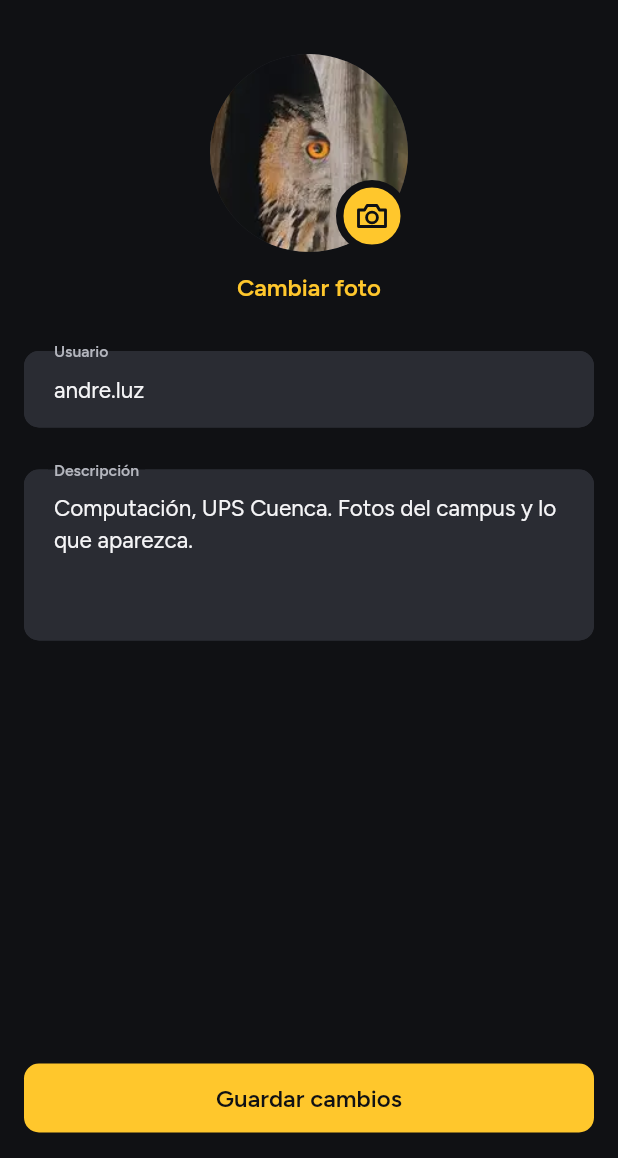
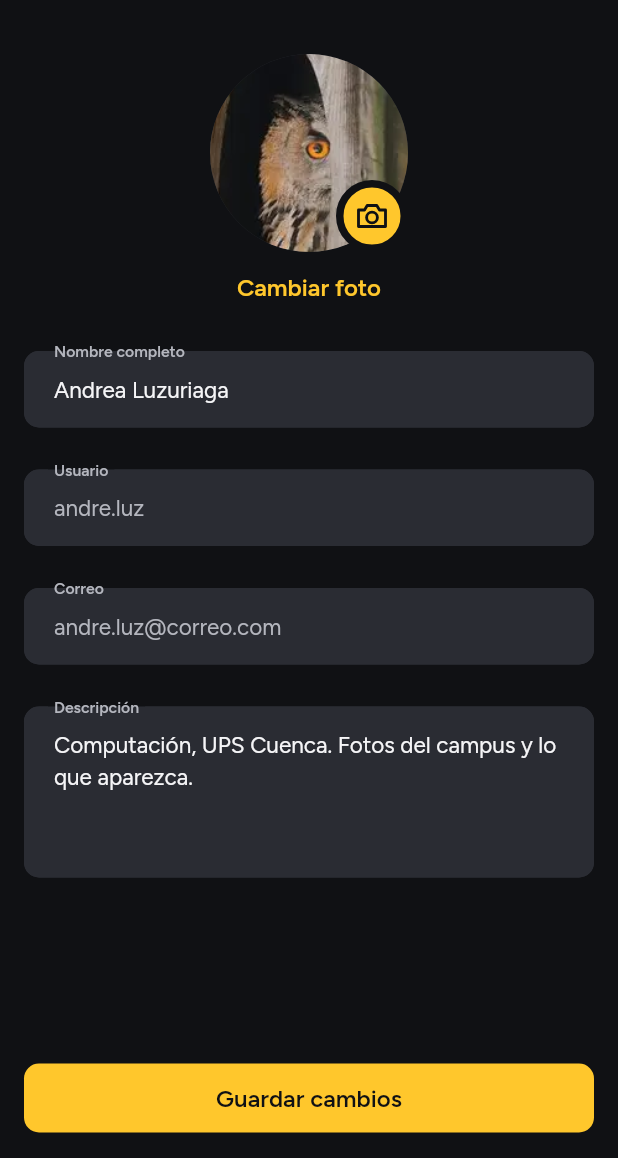
Before and after one commit to PaulSebastian9720/upsglam_platform_movil, a Flutter app: the _EditarPerfilVista screen opened directly, on a phone screen of 412 x 824 dp, the part 78-1236 px from its top. Run offline on Flutter 3.47's test engine with Material 3 defaults, Android fonts, the phone set to English and light mode, and no system bars; our stand-ins replace camera, flutter_svg, go_router, image_picker, permission_handler.

Commit message:
feat(perfil): nombre completo y usuario y correo no editables

```diff
--- a/upsglam_movil/lib/componentes/cabecera_perfil.dart
+++ b/upsglam_movil/lib/componentes/cabecera_perfil.dart
@@ -85,8 +85,14 @@ class CabeceraPerfil extends StatelessWidget {
             ),
           ],
         ),
+        if (perfil.nombre.isNotEmpty) ...[
+          const SizedBox(height: AppEspacio.m),
+          Text(perfil.nombre, style: tema.textTheme.titleMedium),
+        ],
         if (perfil.descripcion.isNotEmpty) ...[
-          const SizedBox(height: AppEspacio.m),
+          SizedBox(
+            height: perfil.nombre.isEmpty ? AppEspacio.m : AppEspacio.xs,
+          ),
           Text(perfil.descripcion, style: tema.textTheme.bodyMedium),
         ],
       ],
--- a/upsglam_movil/lib/modelos/perfil.dart
+++ b/upsglam_movil/lib/modelos/perfil.dart
@@ -4,6 +4,8 @@ class Perfil {
   const Perfil({
     required this.id,
     required this.usuario,
+    this.nombre = '',
+    this.correo,
     this.descripcion = '',
     this.avatar,
     this.publicaciones = 0,
@@ -13,7 +15,15 @@ class Perfil {
   });
 
   final String id;
+
+  /// Único y no se puede cambiar después de crear la cuenta.
   final String usuario;
+
+  /// Nombre completo; se puede editar.
+  final String nombre;
+
+  /// Solo viene en el perfil propio; no se puede editar.
+  final String? correo;
   final String descripcion;
   final String? avatar;
   final int publicaciones;
@@ -23,15 +33,18 @@ class Perfil {
 
   Autor get autor => Autor(id: id, usuario: usuario, avatar: avatar);
 
+  /// El usuario y el correo no se cambian.
   Perfil copyWith({
-    String? usuario,
+    String? nombre,
     String? descripcion,
     int? publicaciones,
     int? seguidores,
     bool? loSigo,
   }) => Perfil(
     id: id,
-    usuario: usuario ?? this.usuario,
+    usuario: usuario,
+    nombre: nombre ?? this.nombre,
+    correo: correo,
     descripcion: descripcion ?? this.descripcion,
     avatar: avatar,
     publicaciones: publicaciones ?? this.publicaciones,
--- a/upsglam_movil/lib/paginas/editar_perfil/editar_perfil_controller.dart
+++ b/upsglam_movil/lib/paginas/editar_perfil/editar_perfil_controller.dart
@@ -42,7 +42,7 @@ class EditarPerfilController extends ChangeNotifier {
 
   /// Verdadero si se guardó. Un segundo toque mientras guarda no hace nada.
   Future<bool> guardar({
-    required String usuario,
+    required String nombre,
     required String descripcion,
   }) async {
     if (_guardando) return false;
@@ -51,7 +51,7 @@ class EditarPerfilController extends ChangeNotifier {
     var guardado = true;
     try {
       _perfil = await _perfiles.actualizar(
-        usuario: usuario.trim(),
+        nombre: nombre.trim(),
         descripcion: descripcion.trim(),
       );
     } catch (_) {
@@ -61,8 +61,6 @@ class EditarPerfilController extends ChangeNotifier {
     _avisar();
     return guardado;
   }
-
-  // Pendiente de pasar a utilidades/validadores.dart.
 
   void _avisar() {
     if (!_cerrado) notifyListeners();
--- a/upsglam_movil/lib/paginas/editar_perfil/editar_perfil_page.dart
+++ b/upsglam_movil/lib/paginas/editar_perfil/editar_perfil_page.dart
@@ -86,18 +86,23 @@ class _Formulario extends StatefulWidget {
 
 class _FormularioState extends State<_Formulario> {
   final _formulario = GlobalKey<FormState>();
+  late final _nombre = TextEditingController(text: widget.perfil.nombre);
+  // Usuario y correo solo se muestran: no se pueden cambiar.
   late final _usuario = TextEditingController(text: widget.perfil.usuario);
+  late final _correo = TextEditingController(text: widget.perfil.correo ?? '');
   late final _descripcion = TextEditingController(
     text: widget.perfil.descripcion,
   );
-  final _focoUsuario = FocusNode();
+  final _focoNombre = FocusNode();
   final _focoDescripcion = FocusNode();
 
   @override
   void dispose() {
+    _nombre.dispose();
     _usuario.dispose();
+    _correo.dispose();
     _descripcion.dispose();
-    _focoUsuario.dispose();
+    _focoNombre.dispose();
     _focoDescripcion.dispose();
     super.dispose();
   }
@@ -107,14 +112,14 @@ class _FormularioState extends State<_Formulario> {
     if (controlador.guardando) return;
     FocusScope.of(context).unfocus();
     if (!_formulario.currentState!.validate()) {
-      final primero = Validadores.usuario(_usuario.text) != null
-          ? _focoUsuario
+      final primero = Validadores.nombre(_nombre.text) != null
+          ? _focoNombre
           : _focoDescripcion;
       primero.requestFocus();
       return;
     }
     final guardado = await controlador.guardar(
-      usuario: _usuario.text,
+      nombre: _nombre.text,
       descripcion: _descripcion.text,
     );
     if (!mounted) return;
@@ -155,11 +160,24 @@ class _FormularioState extends State<_Formulario> {
                     ),
                     const SizedBox(height: AppEspacio.l),
                     CampoTexto(
+                      etiqueta: 'Nombre completo',
+                      pista: 'Cómo te llamas',
+                      controlador: _nombre,
+                      foco: _focoNombre,
+                      validador: Validadores.nombre,
+                      autocompletar: const [AutofillHints.name],
+                    ),
+                    const SizedBox(height: AppEspacio.s),
+                    CampoTexto(
                       etiqueta: 'Usuario',
                       controlador: _usuario,
-                      foco: _focoUsuario,
-                      validador: Validadores.usuario,
-                      autocompletar: const [AutofillHints.username],
+                      soloLectura: true,
+                    ),
+                    const SizedBox(height: AppEspacio.s),
+                    CampoTexto(
+                      etiqueta: 'Correo',
+                      controlador: _correo,
+                      soloLectura: true,
                     ),
                     const SizedBox(height: AppEspacio.s),
                     CampoTexto(
--- a/upsglam_movil/lib/repositorios/perfil_repositorio.dart
+++ b/upsglam_movil/lib/repositorios/perfil_repositorio.dart
@@ -27,15 +27,24 @@ class PerfilRepositorio {
     );
   }
 
+  /// Solo cambian el nombre y la descripción; usuario y correo son fijos.
   Future<Perfil> actualizar({
-    required String usuario,
+    required String nombre,
     required String descripcion,
   }) async {
     final nuevo = _datos.perfiles[miId]!.copyWith(
-      usuario: usuario,
+      nombre: nombre,
       descripcion: descripcion,
     );
     _datos.perfiles[miId] = nuevo;
     return nuevo;
   }
+
+  /// El usuario no se puede repetir, sin importar mayúsculas.
+  Future<bool> usuarioDisponible(String usuario) async {
+    final buscado = usuario.trim().toLowerCase();
+    return _datos.perfiles.values.every(
+      (p) => p.usuario.toLowerCase() != buscado,
+    );
+  }
 }
--- a/upsglam_movil/lib/servicios/datos_prueba_service.dart
+++ b/upsglam_movil/lib/servicios/datos_prueba_service.dart
@@ -299,6 +299,8 @@ class DatosPruebaService {
   final Map<String, Perfil> perfiles = {
     'u1': Perfil(
       id: 'u1',
+      nombre: 'Andrea Luzuriaga',
+      correo: 'andre.luz@correo.com',
       usuario: 'andre.luz',
       avatar: _img('avatar_1'),
       descripcion:
@@ -309,6 +311,7 @@ class DatosPruebaService {
     ),
     'u2': Perfil(
       id: 'u2',
+      nombre: 'Daniel Vega',
       usuario: 'dani.vega',
       avatar: _img('avatar_3'),
       descripcion: 'Animales, viajes y bastante filtro UPS.',
@@ -319,6 +322,7 @@ class DatosPruebaService {
     ),
     'u3': Perfil(
       id: 'u3',
+      nombre: 'Sofía Mora',
       usuario: 'sofi.mora',
       avatar: _img('avatar_2'),
       descripcion: 'Arquitectura y luz.',
@@ -328,6 +332,7 @@ class DatosPruebaService {
     ),
     'u4': Perfil(
       id: 'u4',
+      nombre: 'Nicolás Paz',
       usuario: 'nico.paz',
       avatar: _img('avatar_4'),
       meGusta: 12,
@@ -336,6 +341,7 @@ class DatosPruebaService {
     ),
     'u5': Perfil(
       id: 'u5',
+      nombre: 'Valentina Ríos',
       usuario: 'valen.rios',
       avatar: _img('avatar_5'),
       meGusta: 33,
@@ -344,6 +350,7 @@ class DatosPruebaService {
     ),
     'u6': Perfil(
       id: 'u6',
+      nombre: 'María León',
       usuario: 'maru.leon',
       avatar: _img('p_sunflower'),
       meGusta: 5,
@@ -351,6 +358,7 @@ class DatosPruebaService {
     ),
     'u7': Perfil(
       id: 'u7',
+      nombre: 'Tomás Arce',
       usuario: 'tomas.arce',
       avatar: _img('p_car'),
       meGusta: 51,
--- a/upsglam_movil/lib/utilidades/validadores.dart
+++ b/upsglam_movil/lib/utilidades/validadores.dart
@@ -1,3 +1,5 @@
+import 'package:flutter/widgets.dart';
+
 abstract final class Validadores {
   static final _correo = RegExp(r'^[\w.+-]+@[\w-]+(\.[\w-]+)+$');
 
@@ -25,6 +27,24 @@ abstract final class Validadores {
     return null;
   }
 
+  static const maximoNombre = 60;
+
+  /// Nombre completo: obligatorio, hasta 60 caracteres.
+  static String? nombre(String? valor) {
+    final nombre = (valor ?? '').trim();
+    if (nombre.length < 2) return 'Escribe tu nombre completo';
+    return _maximo(nombre, maximoNombre);
+  }
+
+  /// La segunda contraseña debe ser igual a la primera.
+  static FormFieldValidator<String> confirmacion(String Function() original) =>
+      (valor) {
+        if ((valor ?? '').isEmpty) return 'Vuelve a escribir tu contraseña';
+        return valor == original() ? null : 'Las contraseñas no coinciden';
+      };
+
+  static const usuarioOcupado = 'Ese usuario ya existe';
+
   static final _usuario = RegExp(r'^[a-zA-Z0-9._]{3,20}$');
   static const maximoDescripcion = 150;
   static const maximoTextoPublicacion = 500;
```
